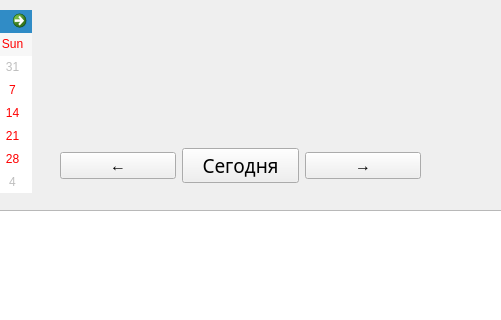
Old version of the form wallet/scripts/ui/main_ui.ui in the repository IvanIvanov227/Calendar; both pictures show x 290 to 791 and y 0 to 320 of the 1129 by 778 pixel window.
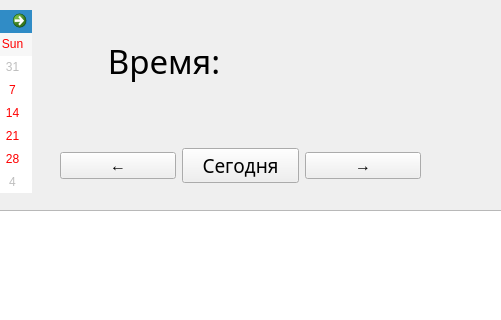
New version of the form. Icons and pictures are not drawn.

```diff
--- a/wallet/scripts/ui/main_ui.ui
+++ b/wallet/scripts/ui/main_ui.ui
@@ -207,6 +207,57 @@
      </size>
     </property>
    </widget>
+   <widget class="QWidget" name="">
+    <property name="geometry">
+     <rect>
+      <x>370</x>
+      <y>20</y>
+      <width>341</width>
+      <height>81</height>
+     </rect>
+    </property>
+    <layout class="QHBoxLayout" name="horizontalLayout_2">
+     <item>
+      <widget class="QLabel" name="label">
+       <property name="font">
+        <font>
+         <family>Bahnschrift Light Condensed</family>
+         <pointsize>25</pointsize>
+         <italic>false</italic>
+        </font>
+       </property>
+       <property name="text">
+        <string>Время:</string>
+       </property>
+       <property name="alignment">
+        <set>Qt::AlignCenter</set>
+       </property>
+      </widget>
+     </item>
+     <item>
+      <widget class="QLabel" name="current_time">
+       <property name="font">
+        <font>
+         <family>Franklin Gothic Demi Cond</family>
+         <pointsize>25</pointsize>
+         <weight>75</weight>
+         <italic>false</italic>
+         <bold>true</bold>
+         <underline>false</underline>
+         <strikeout>false</strikeout>
+         <kerning>true</kerning>
+        </font>
+       </property>
+       <property name="text">
+        <string/>
+       </property>
+       <property name="alignment">
+        <set>Qt::AlignCenter</set>
+       </property>
+      </widget>
+     </item>
+    </layout>
+   </widget>
   </widget>
  </widget>
  <resources/>
```
